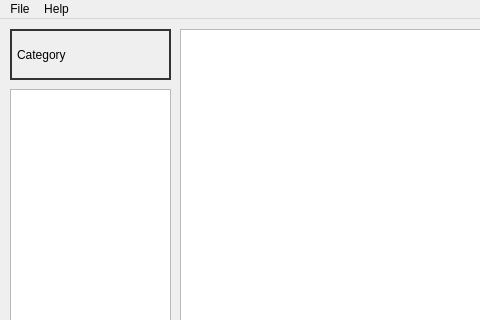
Old version of the form AssetBrowser/AssetBrowser/UI/AssetBrowser.ui in the repository atridave/AssetBrowser; both pictures show x 0 to 480 and y 0 to 320 of the 1344 by 728 pixel window.
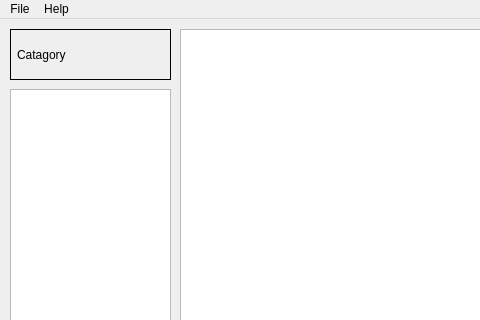
New version of the form. Icons and pictures are not drawn.

Patch:
```diff
--- a/AssetBrowser/AssetBrowser/UI/AssetBrowser.ui
+++ b/AssetBrowser/AssetBrowser/UI/AssetBrowser.ui
@@ -31,6 +31,9 @@
   <property name="windowTitle">
    <string>AssetBrowser</string>
   </property>
+  <property name="styleSheet">
+   <string notr="true"/>
+  </property>
   <widget class="QWidget" name="centralWidget">
    <widget class="QWidget" name="assetWidget" native="true">
     <property name="geometry">
@@ -93,7 +96,9 @@
      </rect>
     </property>
     <property name="styleSheet">
-     <string notr="true">border: 2px solid #333</string>
+     <string notr="true">border: 1px  solid #343434;
+
+border-color: rgb(0, 0, 0);</string>
     </property>
     <widget class="QLabel" name="categoryLabel">
      <property name="geometry">
@@ -119,7 +124,7 @@
 </string>
      </property>
      <property name="text">
-      <string>Category</string>
+      <string>Catagory</string>
      </property>
     </widget>
     <widget class="QPushButton" name="removeButton">
```
Left out of the diff: 19 changed lines with no effect on the pictures.
